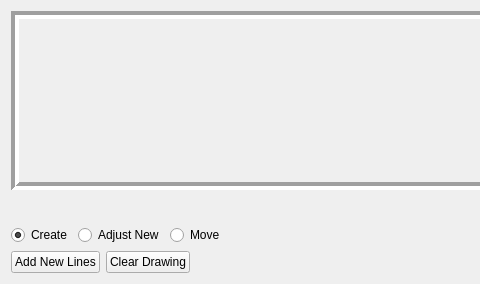
The window that resources/designer_ui/crystaldrawingwidget.ui (jonathanHuwP/CrystalGrowthTracker) describes before a commit, drawn with Qt 5; both pictures show x 0 to 480 and y 0 to 284 of the 825 by 284 pixel window.
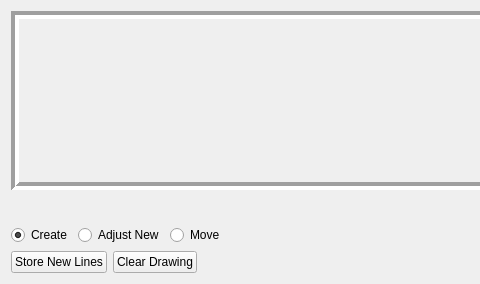
The same window after the commit. Custom widgets are drawn as their Qt base class.

Commit message: window title, & button title fixed

The edit to the form file:
```diff
--- a/resources/designer_ui/crystaldrawingwidget.ui
+++ b/resources/designer_ui/crystaldrawingwidget.ui
@@ -194,7 +194,7 @@
      <item>
       <widget class="QPushButton" name="_newLinesButton">
        <property name="text">
-        <string>Add New Lines</string>
+        <string>Store New Lines</string>
        </property>
       </widget>
      </item>
```
The commit also changes 1 other file.
